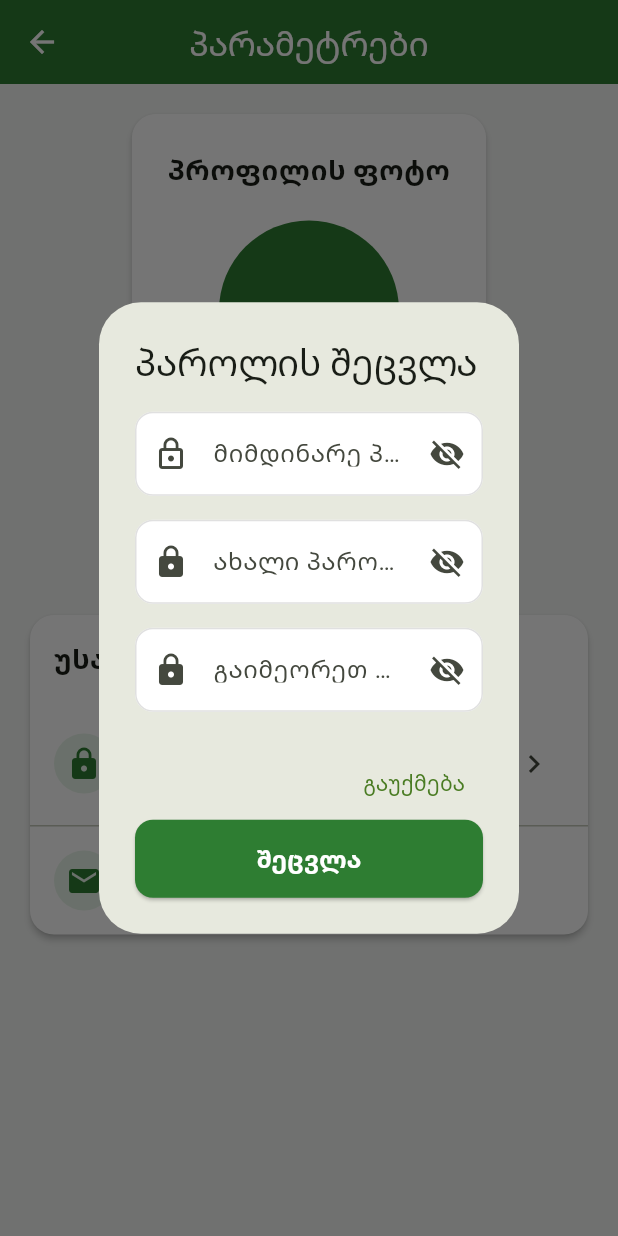
After one commit to gkoberidze/smart_potsy, a Flutter app: the SettingsScreen screen opened directly, after a tap on "პაროლის შეცვლა", on a phone screen of 412 x 824 dp. The commit adds this screen. Run offline on Flutter 3.47's test engine with Material 3 defaults, Android fonts, the phone set to English and light mode, and no system bars; our stand-ins replace firebase_core, firebase_messaging, fl_chart, flutter_secure_storage, image_picker, shared_preferences; missing offline and left inert: mobile_scanner; accounts and stored records are empty; network calls fail.

Commit message:
Production ready: Add deployment scripts, SSL/nginx config, security improvements, settings screen

```diff
--- a/greenhouse_app/lib/core/constants/api_constants.dart
+++ b/greenhouse_app/lib/core/constants/api_constants.dart
@@ -1,10 +1,19 @@
 class ApiConstants {
-  // Base URL - change this for production
+  // ===========================================
+  // BASE URL CONFIGURATION
+  // ===========================================
+  // 🔧 DEVELOPMENT: Use one of these:
+  //    - Web/Desktop: 'http://localhost:3000'
+  //    - Android Emulator: 'http://10.0.2.2:3000'
+  //    - iOS Simulator: 'http://localhost:3000'
+  //    - Physical Device: 'http://YOUR_PC_IP:3000'
+  //
+  // 🚀 PRODUCTION: Change to your server domain:
+  //    - 'https://yourdomain.com'
+  // ===========================================
+
   static const String baseUrl = 'http://localhost:3000';
-
-  // For Android emulator use: 'http://10.0.2.2:3000'
-  // For iOS simulator use: 'http://localhost:3000'
-  // For physical device use your computer's IP: 'http://192.168.x.x:3000'
+  // static const String baseUrl = 'https://yourdomain.com'; // PRODUCTION
 
   // Auth endpoints
   static const String register = '/api/auth/register';
@@ -12,6 +21,7 @@ class ApiConstants {
   static const String oauth = '/api/auth/oauth';
   static const String forgotPassword = '/api/auth/forgot-password';
   static const String resetPassword = '/api/auth/reset-password';
+  static const String changePassword = '/api/auth/change-password';
   static const String me = '/api/auth/me';
 
   // Device endpoints
--- a/greenhouse_app/lib/features/auth/screens/register_screen.dart
+++ b/greenhouse_app/lib/features/auth/screens/register_screen.dart
@@ -91,8 +91,10 @@ class _RegisterScreenState extends State<RegisterScreen> {
                           : Icons.visibility,
                       color: AppColors.textHint,
                     ),
-                    onPressed: () =>
-                        setState(() => _obscurePassword = !_obscurePassword),
+                    onPressed:
+                        () => setState(
+                          () => _obscurePassword = !_obscurePassword,
+                        ),
                   ),
                   validator: _validatePassword,
                 ),
@@ -109,8 +111,11 @@ class _RegisterScreenState extends State<RegisterScreen> {
                           : Icons.visibility,
                       color: AppColors.textHint,
                     ),
-                    onPressed: () => setState(
-                      () => _obscureConfirmPassword = !_obscureConfirmPassword,
+                    onPressed:
+                        () => setState(
+                          () =>
+                              _obscureConfirmPassword =
+                                  !_obscureConfirmPassword,
                         ),
                   ),
                   validator: _validateConfirmPassword,
@@ -136,7 +141,8 @@ class _RegisterScreenState extends State<RegisterScreen> {
                     final isLoading = auth.state == AuthState.loading;
                     return ElevatedButton(
                       onPressed: isLoading ? null : _register,
-                      child: isLoading
+                      child:
+                          isLoading
                               ? const SizedBox(
                                 height: 20,
                                 width: 20,
@@ -158,8 +164,11 @@ class _RegisterScreenState extends State<RegisterScreen> {
                       style: TextStyle(color: AppColors.textSecondary),
                     ),
                     TextButton(
-                      onPressed: () => Navigator.of(context).pushReplacement(
-                        MaterialPageRoute(builder: (_) => const LoginScreen()),
+                      onPressed:
+                          () => Navigator.of(context).pushReplacement(
+                            MaterialPageRoute(
+                              builder: (_) => const LoginScreen(),
+                            ),
                           ),
                       child: const Text(
                         AppStrings.login,
@@ -212,8 +221,20 @@ class _RegisterScreenState extends State<RegisterScreen> {
     if (value == null || value.isEmpty) {
       return AppStrings.passwordRequired;
     }
-    if (value.length < 6) {
-      return AppStrings.passwordTooShort;
+    if (value.length < 8) {
+      return 'პაროლი უნდა შეიცავდეს მინიმუმ 8 სიმბოლოს';
+    }
+    if (!RegExp(r'[A-Z]').hasMatch(value)) {
+      return 'პაროლი უნდა შეიცავდეს მინიმუმ ერთ დიდ ასოს';
+    }
+    if (!RegExp(r'[a-z]').hasMatch(value)) {
+      return 'პაროლი უნდა შეიცავდეს მინიმუმ ერთ პატარა ასოს';
+    }
+    if (!RegExp(r'[0-9]').hasMatch(value)) {
+      return 'პაროლი უნდა შეიცავდეს მინიმუმ ერთ ციფრს';
+    }
+    if (!RegExp(r'[!@#$%^&*(),.?\":{}|<>]').hasMatch(value)) {
+      return 'პაროლი უნდა შეიცავდეს მინიმუმ ერთ სპეც. სიმბოლოს (!@#\$%^&*)';
     }
     return null;
   }
--- /dev/null
+++ b/greenhouse_app/lib/features/settings/screens/settings_screen.dart
@@ -0,0 +1,431 @@
+import 'dart:io';
+import 'package:flutter/foundation.dart' show kIsWeb;
+import 'package:flutter/material.dart';
+import 'package:image_picker/image_picker.dart';
+import 'package:provider/provider.dart';
+import 'package:shared_preferences/shared_preferences.dart';
+import '../../../core/services/auth_service.dart';
+import '../../../core/services/api_service.dart';
+import '../../../core/constants/api_constants.dart';
+
+class SettingsScreen extends StatefulWidget {
+  const SettingsScreen({super.key});
+
+  @override
+  State<SettingsScreen> createState() => _SettingsScreenState();
+}
+
+class _SettingsScreenState extends State<SettingsScreen> {
+  String? _profileImagePath;
+  bool _isLoading = false;
+
+  @override
+  void initState() {
+    super.initState();
+    _loadProfileImage();
+  }
+
+  Future<void> _loadProfileImage() async {
+    final prefs = await SharedPreferences.getInstance();
+    final authService = context.read<AuthService>();
+    final userId = authService.user?.id ?? 0;
+    setState(() {
+      _profileImagePath = prefs.getString('profile_image_$userId');
+    });
+  }
+
+  Future<void> _saveProfileImage(String path) async {
+    final prefs = await SharedPreferences.getInstance();
+    final authService = context.read<AuthService>();
+    final userId = authService.user?.id ?? 0;
+    await prefs.setString('profile_image_$userId', path);
+    setState(() {
+      _profileImagePath = path;
+    });
+  }
+
+  Future<void> _pickImage() async {
+    final picker = ImagePicker();
+    final XFile? image = await picker.pickImage(
+      source: ImageSource.gallery,
+      maxWidth: 512,
+      maxHeight: 512,
+      imageQuality: 85,
+    );
+
+    if (image != null) {
+      await _saveProfileImage(image.path);
+      if (mounted) {
+        ScaffoldMessenger.of(context).showSnackBar(
+          const SnackBar(
+            content: Text('ფოტო წარმატებით შეიცვალა'),
+            backgroundColor: Colors.green,
+          ),
+        );
+      }
+    }
+  }
+
+  void _showChangePasswordDialog() {
+    final currentPasswordController = TextEditingController();
+    final newPasswordController = TextEditingController();
+    final confirmPasswordController = TextEditingController();
+    final formKey = GlobalKey<FormState>();
+    bool obscureCurrent = true;
+    bool obscureNew = true;
+    bool obscureConfirm = true;
+
+    showDialog(
+      context: context,
+      builder:
+          (context) => StatefulBuilder(
+            builder:
+                (context, setDialogState) => AlertDialog(
+                  title: const Text('პაროლის შეცვლა'),
+                  content: Form(
+                    key: formKey,
+                    child: SingleChildScrollView(
+                      child: Column(
+                        mainAxisSize: MainAxisSize.min,
+                        children: [
+                          TextFormField(
+                            controller: currentPasswordController,
+                            obscureText: obscureCurrent,
+                            decoration: InputDecoration(
+                              labelText: 'მიმდინარე პაროლი',
+                              prefixIcon: const Icon(Icons.lock_outline),
+                              suffixIcon: IconButton(
+                                icon: Icon(
+                                  obscureCurrent
+                                      ? Icons.visibility_off
+                                      : Icons.visibility,
+                                ),
+                                onPressed:
+                                    () => setDialogState(
+                                      () => obscureCurrent = !obscureCurrent,
+                                    ),
+                              ),
+                              border: const OutlineInputBorder(),
+                            ),
+                            validator: (value) {
+                              if (value == null || value.isEmpty) {
+                                return 'შეიყვანეთ მიმდინარე პაროლი';
+                              }
+                              return null;
+                            },
+                          ),
+                          const SizedBox(height: 16),
+                          TextFormField(
+                            controller: newPasswordController,
+                            obscureText: obscureNew,
+                            decoration: InputDecoration(
+                              labelText: 'ახალი პაროლი',
+                              prefixIcon: const Icon(Icons.lock),
+                              suffixIcon: IconButton(
+                                icon: Icon(
+                                  obscureNew
+                                      ? Icons.visibility_off
+                                      : Icons.visibility,
+                                ),
+                                onPressed:
+                                    () => setDialogState(
+                                      () => obscureNew = !obscureNew,
+                                    ),
+                              ),
+                              border: const OutlineInputBorder(),
+                            ),
+                            validator: (value) {
+                              if (value == null || value.isEmpty) {
+                                return 'შეიყვანეთ ახალი პაროლი';
+                              }
+                              if (value.length < 8) {
+                                return 'მინიმუმ 8 სიმბოლო';
+                              }
+                              if (!RegExp(r'[A-Z]').hasMatch(value)) {
+                                return 'მინიმუმ ერთი დიდი ასო';
+                              }
+                              if (!RegExp(r'[a-z]').hasMatch(value)) {
+                                return 'მინიმუმ ერთი პატარა ასო';
+                              }
+                              if (!RegExp(r'[0-9]').hasMatch(value)) {
+                                return 'მინიმუმ ერთი ციფრი';
+                              }
+                              if (!RegExp(
+                                r'[!@#$%^&*(),.?\":{}|<>]',
+                              ).hasMatch(value)) {
+                                return 'მინიმუმ ერთი სპეც. სიმბოლო';
+                              }
+                              return null;
+                            },
+                          ),
+                          const SizedBox(height: 16),
+                          TextFormField(
+                            controller: confirmPasswordController,
+                            obscureText: obscureConfirm,
+                            decoration: InputDecoration(
+                              labelText: 'გაიმეორეთ ახალი პაროლი',
+                              prefixIcon: const Icon(Icons.lock),
+                              suffixIcon: IconButton(
+                                icon: Icon(
+                                  obscureConfirm
+                                      ? Icons.visibility_off
+                                      : Icons.visibility,
+                                ),
+                                onPressed:
+                                    () => setDialogState(
+                                      () => obscureConfirm = !obscureConfirm,
+                                    ),
+                              ),
+                              border: const OutlineInputBorder(),
+                            ),
+                            validator: (value) {
+                              if (value != newPasswordController.text) {
+                                return 'პაროლები არ ემთხვევა';
+                              }
+                              return null;
+                            },
+                          ),
+                        ],
+                      ),
+                    ),
+                  ),
+                  actions: [
+                    TextButton(
+                      onPressed: () => Navigator.pop(context),
+                      child: const Text('გაუქმება'),
+                    ),
+                    ElevatedButton(
+                      onPressed: () async {
+                        if (formKey.currentState!.validate()) {
+                          Navigator.pop(context);
+                          await _changePassword(
+                            currentPasswordController.text,
+                            newPasswordController.text,
+                          );
+                        }
+                      },
+                      style: ElevatedButton.styleFrom(
+                        backgroundColor: const Color(0xFF2E7D32),
+                        foregroundColor: Colors.white,
+                      ),
+                      child: const Text('შეცვლა'),
+                    ),
+                  ],
+                ),
+          ),
+    );
+  }
+
+  Future<void> _changePassword(
+    String currentPassword,
+    String newPassword,
+  ) async {
+    setState(() => _isLoading = true);
+
+    try {
+      final apiService = context.read<ApiService>();
+      final response = await apiService.post(ApiConstants.changePassword, {
+        'currentPassword': currentPassword,
+        'newPassword': newPassword,
+      });
+
+      if (mounted) {
+        if (response.success) {
+          ScaffoldMessenger.of(context).showSnackBar(
+            const SnackBar(
+              content: Text('პაროლი წარმატებით შეიცვალა'),
+              backgroundColor: Colors.green,
+            ),
+          );
+        } else {
+          ScaffoldMessenger.of(context).showSnackBar(
+            SnackBar(
+              content: Text(response.error ?? 'პაროლის შეცვლა ვერ მოხერხდა'),
+              backgroundColor: Colors.red,
+            ),
+          );
+        }
+      }
+    } catch (e) {
+      if (mounted) {
+        ScaffoldMessenger.of(context).showSnackBar(
+          SnackBar(content: Text('შეცდომა: $e'), backgroundColor: Colors.red),
+        );
+      }
+    } finally {
+      if (mounted) {
+        setState(() => _isLoading = false);
+      }
+    }
+  }
+
+  @override
+  Widget build(BuildContext context) {
+    final authService = context.watch<AuthService>();
+    final user = authService.user;
+    final userInitial =
+        (user?.email != null && user!.email.isNotEmpty
+                ? user.email.substring(0, 1)
+                : 'U')
+            .toUpperCase();
+
+    return Scaffold(
+      appBar: AppBar(
+        title: const Text('პარამეტრები'),
+        backgroundColor: const Color(0xFF2E7D32),
+        foregroundColor: Colors.white,
+      ),
+      body:
+          _isLoading
+              ? const Center(child: CircularProgressIndicator())
+              : SingleChildScrollView(
+                padding: const EdgeInsets.all(16),
+                child: Column(
+                  children: [
+                    // Profile Section
+                    Card(
+                      elevation: 2,
+                      shape: RoundedRectangleBorder(
+                        borderRadius: BorderRadius.circular(16),
+                      ),
+                      child: Padding(
+                        padding: const EdgeInsets.all(24),
+                        child: Column(
+                          children: [
+                            const Text(
+                              'პროფილის ფოტო',
+                              style: TextStyle(
+                                fontSize: 18,
+                                fontWeight: FontWeight.bold,
+                              ),
+                            ),
+                            const SizedBox(height: 20),
+                            GestureDetector(
+                              onTap: _pickImage,
+                              child: Stack(
+                                children: [
+                                  CircleAvatar(
+                                    radius: 60,
+                                    backgroundColor: const Color(0xFF2E7D32),
+                                    backgroundImage:
+                                        _profileImagePath != null
+                                            ? (kIsWeb
+                                                ? NetworkImage(
+                                                  _profileImagePath!,
+                                                )
+                                                : FileImage(
+                                                      File(_profileImagePath!),
+                                                    )
+                                                    as ImageProvider)
+                                            : null,
+                                    child:
+                                        _profileImagePath == null
+                                            ? Text(
+                                              userInitial,
+                                              style: const TextStyle(
+                                                fontSize: 48,
+                                                fontWeight: FontWeight.bold,
+                                                color: Colors.white,
+                                              ),
+                                            )
+                                            : null,
+                                  ),
+                                  Positioned(
+                                    bottom: 0,
+                                    right: 0,
+                                    child: Container(
+                                      padding: const EdgeInsets.all(8),
+                                      decoration: BoxDecoration(
+                                        color: const Color(0xFF4CAF50),
+                                        shape: BoxShape.circle,
+                                        border: Border.all(
+                                          color: Colors.white,
+                                          width: 2,
+                                        ),
+                                      ),
+                                      child: const Icon(
+                                        Icons.camera_alt,
+                                        color: Colors.white,
+                                        size: 20,
+                                      ),
+                                    ),
+                                  ),
+                                ],
+                              ),
+                            ),
+                            const SizedBox(height: 16),
+                            Text(
+                              user?.email ?? '',
+                              style: const TextStyle(
+                                fontSize: 16,
+                                color: Colors.grey,
+                              ),
+                            ),
+                            const SizedBox(height: 8),
+                            TextButton.icon(
+                              onPressed: _pickImage,
+                              icon: const Icon(Icons.edit),
+                              label: const Text('ფოტოს შეცვლა'),
+                              style: TextButton.styleFrom(
+                                foregroundColor: const Color(0xFF2E7D32),
+                              ),
+                            ),
+                          ],
+                        ),
+                      ),
+                    ),
+                    const SizedBox(height: 16),
+
+                    // Security Section
+                    Card(
+                      elevation: 2,
+                      shape: RoundedRectangleBorder(
+                        borderRadius: BorderRadius.circular(16),
+                      ),
+                      child: Column(
+                        crossAxisAlignment: CrossAxisAlignment.start,
+                        children: [
+                          const Padding(
+                            padding: EdgeInsets.all(16),
+                            child: Text(
+                              'უსაფრთხოება',
+                              style: TextStyle(
+                                fontSize: 18,
+                                fontWeight: FontWeight.bold,
+                              ),
+                            ),
+                          ),
+                          ListTile(
+                            leading: const CircleAvatar(
+                              backgroundColor: Color(0xFFE8F5E9),
+                              child: Icon(Icons.lock, color: Color(0xFF2E7D32)),
+                            ),
+                            title: const Text('პაროლის შეცვლა'),
+                            subtitle: const Text(
+                              'შეცვალეთ თქვენი ანგარიშის პაროლი',
+                            ),
+                            trailing: const Icon(Icons.chevron_right),
+                            onTap: _showChangePasswordDialog,
+                          ),
+                          const Divider(height: 1),
+                          ListTile(
+                            leading: const CircleAvatar(
+                              backgroundColor: Color(0xFFE8F5E9),
+                              child: Icon(
+                                Icons.email,
+                                color: Color(0xFF2E7D32),
+                              ),
+                            ),
+                            title: const Text('ელ-ფოსტა'),
+                            subtitle: Text(user?.email ?? 'არ არის მითითებული'),
+                            enabled: false,
+                          ),
+                        ],
+                      ),
+                    ),
+                  ],
+                ),
+              ),
+    );
+  }
+}
--- a/greenhouse_app/pubspec.yaml
+++ b/greenhouse_app/pubspec.yaml
@@ -19,6 +19,7 @@ dependencies:
   mobile_scanner: ^5.1.1 # QR კოდის სკანერი
   firebase_core: ^3.0.0 # Firebase ბაზა
   firebase_messaging: ^15.0.0 # Push notifications
+  image_picker: ^1.0.7 # პროფილის ფოტო
 
 dev_dependencies:
   flutter_test:
```
Also changed, not shown: greenhouse_app/lib/core/services/api_service.dart (+10 -3 lines), greenhouse_app/lib/features/dashboard/screens/dashboard_screen.dart (+13 -0 lines), greenhouse_app/pubspec.lock, java warning.png (deleted), 15 other files. Lines whose indentation alone changed are shown as unchanged.
